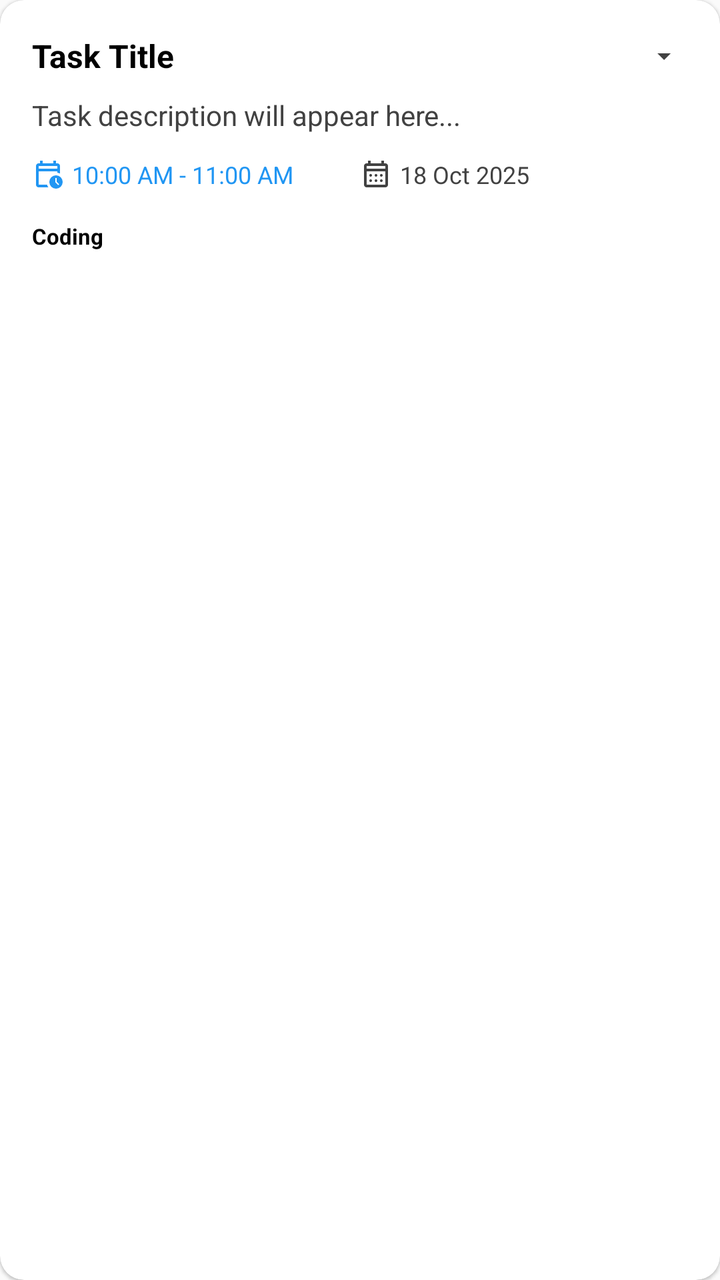
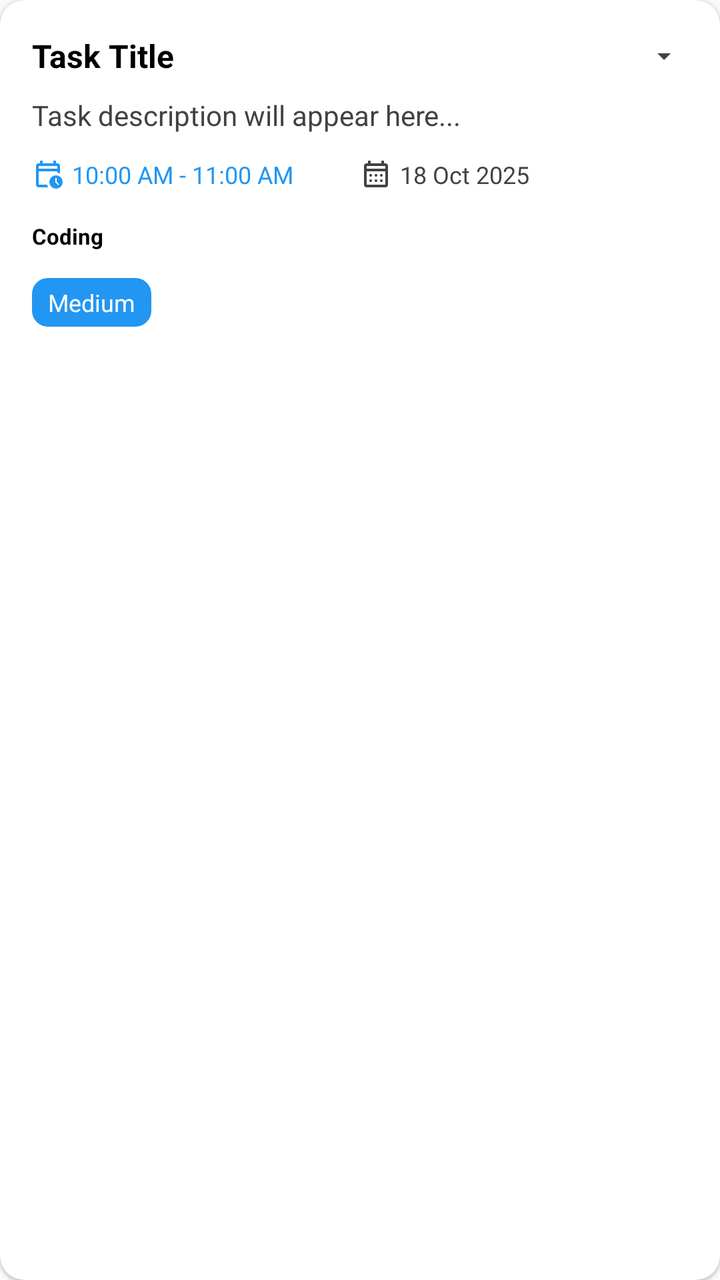

Before-and-after screenshots of an Android layout around one commit, followed by the original layout XML and the change that was made.
<!-- AndroidManifest.xml: application theme Theme.ToDoApp -->
<!-- res/layout/item_task.xml -->
<?xml version="1.0" encoding="utf-8"?>
<com.google.android.material.card.MaterialCardView xmlns:android="http://schemas.android.com/apk/res/android"
    xmlns:app="http://schemas.android.com/apk/res-auto"
    android:layout_width="match_parent"
    android:layout_height="wrap_content"
    app:cardCornerRadius="12dp"
    app:cardElevation="1dp"
    app:cardBackgroundColor="@color/white"
    android:layout_marginVertical="4dp"
    android:layout_marginHorizontal="8dp">

    <LinearLayout
        android:layout_width="match_parent"
        android:layout_height="wrap_content"
        android:orientation="vertical"
        android:padding="16dp">

        
        <LinearLayout
            android:layout_width="match_parent"
            android:layout_height="wrap_content"
            android:orientation="horizontal"
            android:gravity="center_vertical">

            <TextView
                android:id="@+id/taskTitleText"
                android:layout_width="0dp"
                android:layout_height="wrap_content"
                android:layout_weight="1"
                android:text="Task Title"
                android:textStyle="bold"
                android:textSize="16sp"
                android:textColor="@android:color/black"
                android:maxLines="1"
                android:ellipsize="end" />

            <ImageView
                android:id="@+id/btnMoreOptions"
                android:layout_width="24dp"
                android:layout_height="24dp"
                android:src="@drawable/outline_arrow_drop_down_24"
                android:contentDescription="More options"
                app:tint="@color/gray_dark"
                android:padding="4dp" />
        </LinearLayout>

        
        <TextView
            android:id="@+id/taskDescriptionText"
            android:layout_width="match_parent"
            android:layout_height="wrap_content"
            android:text="Task description will appear here..."
            android:textSize="14sp"
            android:textColor="@color/gray_dark"
            android:layout_marginTop="8dp"
            android:maxLines="2"
            android:ellipsize="end" />

        
        <LinearLayout
            android:layout_width="match_parent"
            android:layout_height="wrap_content"
            android:orientation="horizontal"
            android:layout_marginTop="12dp"
            android:gravity="center_vertical">

            
            <LinearLayout
                android:layout_width="0dp"
                android:layout_height="wrap_content"
                android:layout_weight="1"
                android:orientation="horizontal"
                android:gravity="center_vertical">

                <ImageView
                    android:layout_width="16dp"
                    android:layout_height="16dp"
                    android:src="@drawable/outline_calendar_clock_24"
                    app:tint="@color/primary_color"
                    android:layout_marginEnd="4dp" />

                <TextView
                    android:id="@+id/taskTimeText"
                    android:layout_width="wrap_content"
                    android:layout_height="wrap_content"
                    android:text="10:00 AM - 11:00 AM"
                    android:textSize="12sp"
                    android:textColor="@color/primary_color" />
            </LinearLayout>

            
            <LinearLayout
                android:layout_width="0dp"
                android:layout_height="wrap_content"
                android:layout_weight="1"
                android:orientation="horizontal"
                android:gravity="center_vertical">

                <ImageView
                    android:layout_width="16dp"
                    android:layout_height="16dp"
                    android:src="@drawable/outline_calendar_month_24"
                    app:tint="@color/gray_dark"
                    android:layout_marginEnd="4dp" />

                <TextView
                    android:id="@+id/taskDateText"
                    android:layout_width="wrap_content"
                    android:layout_height="wrap_content"
                    android:text="18 Oct 2025"
                    android:textSize="12sp"
                    android:textColor="@color/gray_dark" />
            </LinearLayout>
        </LinearLayout>

        
        <LinearLayout
            android:layout_width="match_parent"
            android:layout_height="wrap_content"
            android:orientation="horizontal"
            android:layout_marginTop="12dp"
            android:gravity="center_vertical">

            

                <TextView
                    android:id="@+id/taskCategoryText"
                    android:layout_width="wrap_content"
                    android:layout_height="wrap_content"
                    android:text="Coding"
                    android:textSize="11sp"
                    android:textStyle="bold"
                    android:textColor="@color/black" />


            <View
                android:layout_width="0dp"
                android:layout_height="0dp"
                android:layout_weight="1" />

            
            <LinearLayout
                android:layout_width="wrap_content"
                android:layout_height="wrap_content"
                android:orientation="horizontal"
                android:gravity="center_vertical"

                android:paddingHorizontal="10dp"
                android:paddingVertical="4dp">

                <TextView
                    android:id="@+id/taskStatusText"
                    android:layout_width="wrap_content"
                    android:layout_height="wrap_content"
                    android:text="IN PROGRESS"
                    android:textSize="10sp"
                    android:textStyle="bold"
                    android:textAllCaps="true"
                    android:textColor="@color/white" />
            </LinearLayout>
        </LinearLayout>

    </LinearLayout>
</com.google.android.material.card.MaterialCardView>
<!-- resources referenced by this layout -->
<resources>
  <color name="black">#FF000000</color>
  <color name="gray_dark">#424242</color>
  <color name="primary_color">#2196F3</color>
  <color name="white">#FFFFFFFF</color>
  <!-- drawable outline_arrow_drop_down_24 (drawable) -->
  <vector xmlns:android="http://schemas.android.com/apk/res/android" android:height="24dp" android:tint="#000000" android:viewportHeight="960" android:viewportWidth="960" android:width="24dp">
        
      <path android:fillColor="@android:color/white" android:pathData="M480,600L280,400L680,400L480,600Z"/>
      
  </vector>
  <!-- drawable outline_calendar_clock_24 (drawable) -->
  <vector xmlns:android="http://schemas.android.com/apk/res/android" android:height="24dp" android:tint="#000000" android:viewportHeight="960" android:viewportWidth="960" android:width="24dp">
        
      <path android:fillColor="@android:color/white" android:pathData="M200,320L760,320L760,240Q760,240 760,240Q760,240 760,240L200,240Q200,240 200,240Q200,240 200,240L200,320ZM200,320L200,240Q200,240 200,240Q200,240 200,240L200,240Q200,240 200,240Q200,240 200,240L200,320ZM200,880Q167,880 143.5,856.5Q120,833 120,800L120,240Q120,207 143.5,183.5Q167,160 200,160L240,160L240,80L320,80L320,160L640,160L640,80L720,80L720,160L760,160Q793,160 816.5,183.5Q840,207 840,240L840,467Q821,458 801,452Q781,446 760,443L760,400L200,400L200,800Q200,800 200,800Q200,800 200,800L452,800Q459,822 468.5,842Q478,862 491,880L200,880ZM720,920Q637,920 578.5,861.5Q520,803 520,720Q520,637 578.5,578.5Q637,520 720,520Q803,520 861.5,578.5Q920,637 920,720Q920,803 861.5,861.5Q803,920 720,920ZM787,815L815,787L740,712L740,600L700,600L700,728L787,815Z"/>
      
  </vector>
  <style name="Theme.ToDoApp" parent="Base.Theme.ToDoApp" />
  <style name="Base.Theme.ToDoApp" parent="Theme.AppCompat.DayNight.NoActionBar">
          <item name="colorPrimary">@color/primary_color</item>
          <item name="colorPrimaryVariant">@color/primary_dark</item>
          <item name="colorOnPrimary">@color/white</item>
          <item name="colorSecondary">@color/green</item>
  
          <item name="colorOnSecondary">@color/white</item>
          
      </style>
  <color name="primary_dark">#1976D2</color>
  <color name="green">#4CAF50</color>
  <!-- unchanged entries left out for length: 1 -->
</resources>

<!-- the commit's change to res/layout/item_task.xml (unified diff, before → after) -->
@@ -157,8 +157,23 @@
                     android:textStyle="bold"
                     android:textAllCaps="true"
                     android:textColor="@color/white" />
+
             </LinearLayout>
+
+
+
         </LinearLayout>
+        <TextView
+            android:id="@+id/txtPriority"
+            android:layout_width="wrap_content"
+            android:layout_height="wrap_content"
+            android:text="Medium"
+            android:layout_marginTop="10dp"
+            android:textSize="12sp"
+            android:paddingHorizontal="8dp"
+            android:paddingVertical="4dp"
+            android:background="@drawable/priority_background"
+            android:textColor="@color/white" />
 
     </LinearLayout>
 </com.google.android.material.card.MaterialCardView>
<!-- resource entries referenced after the edit -->
@@ -16,7 +16,14 @@
       <path android:fillColor="@android:color/white" android:pathData="M200,320L760,320L760,240Q760,240 760,240Q760,240 760,240L200,240Q200,240 200,240Q200,240 200,240L200,320ZM200,320L200,240Q200,240 200,240Q200,240 200,240L200,240Q200,240 200,240Q200,240 200,240L200,320ZM200,880Q167,880 143.5,856.5Q120,833 120,800L120,240Q120,207 143.5,183.5Q167,160 200,160L240,160L240,80L320,80L320,160L640,160L640,80L720,80L720,160L760,160Q793,160 816.5,183.5Q840,207 840,240L840,467Q821,458 801,452Q781,446 760,443L760,400L200,400L200,800Q200,800 200,800Q200,800 200,800L452,800Q459,822 468.5,842Q478,862 491,880L200,880ZM720,920Q637,920 578.5,861.5Q520,803 520,720Q520,637 578.5,578.5Q637,520 720,520Q803,520 861.5,578.5Q920,637 920,720Q920,803 861.5,861.5Q803,920 720,920ZM787,815L815,787L740,712L740,600L700,600L700,728L787,815Z"/>
       
   </vector>
+  <!-- drawable priority_background (drawable) -->
+  <?xml version="1.0" encoding="utf-8"?>
+  <shape xmlns:android="http://schemas.android.com/apk/res/android">
+      <corners android:radius="8dp" />
+      <solid android:color="@color/priority_default" />
+  </shape>
   <style name="Theme.ToDoApp" parent="Base.Theme.ToDoApp" />
+  <color name="priority_default">#2196F3</color>
   <style name="Base.Theme.ToDoApp" parent="Theme.AppCompat.DayNight.NoActionBar">
           <item name="colorPrimary">@color/primary_color</item>
           <item name="colorPrimaryVariant">@color/primary_dark</item>
